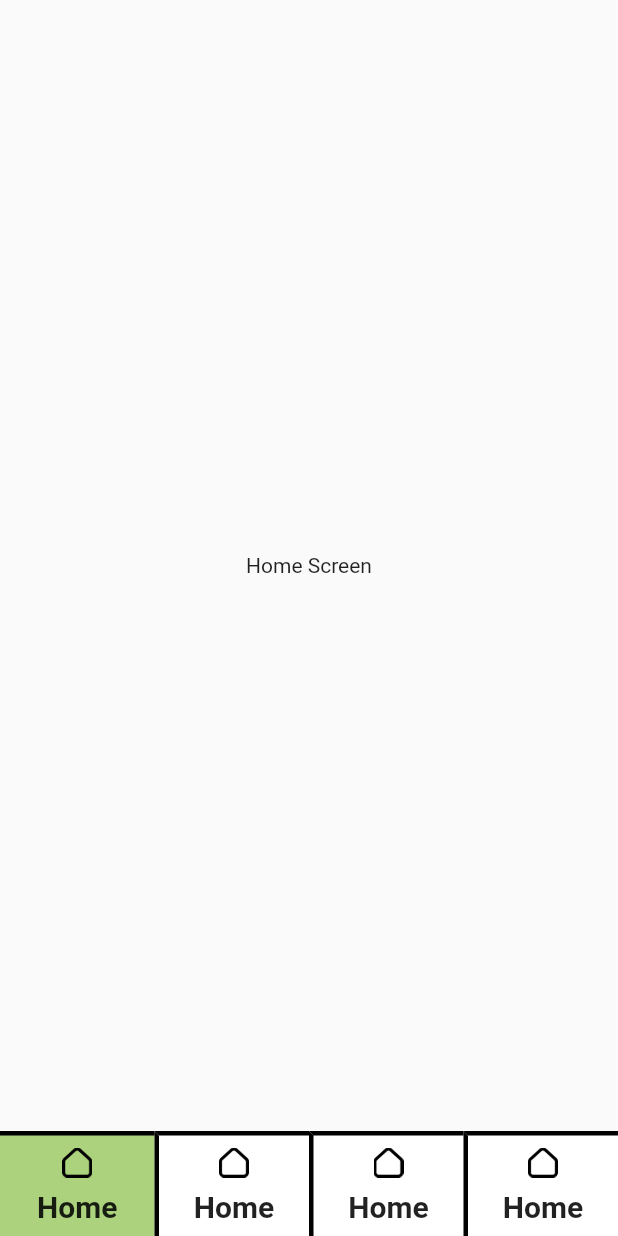
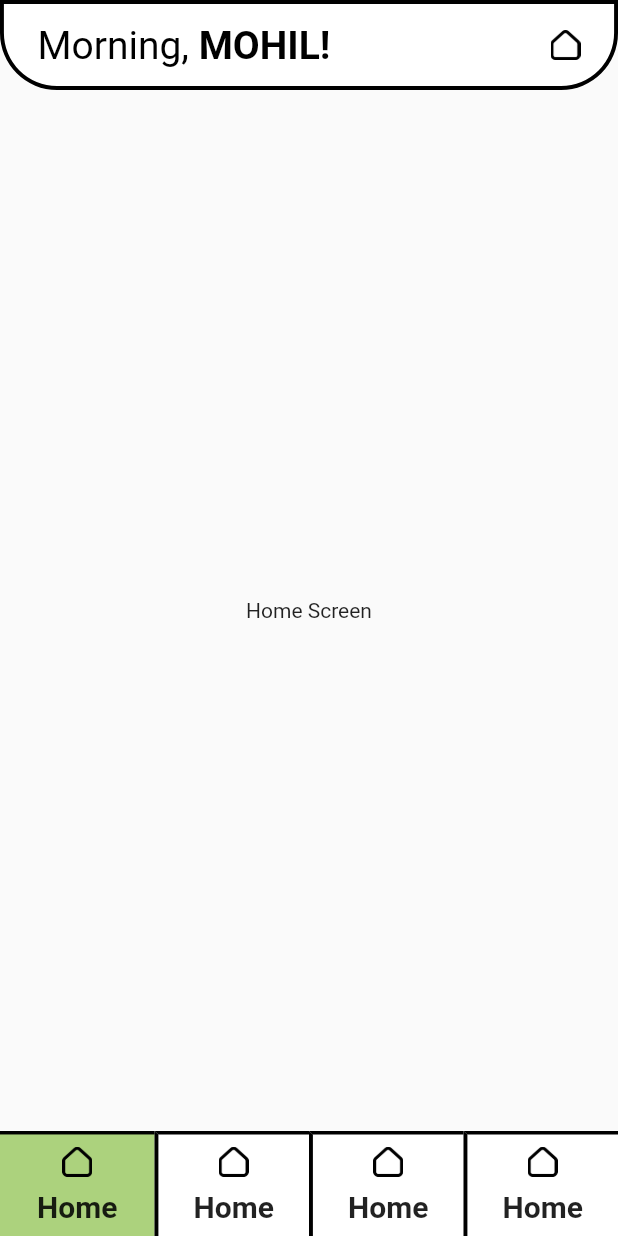
Before and after one commit to luciferro01/Eco-Club-RTU, a Flutter app: the screen it shows after launch, on a phone screen of 412 x 824 dp. Run offline on Flutter 3.47's test engine with Material 2 defaults, Android fonts, the phone set to English and light mode, and no system bars; our stand-ins replace flutter_riverpod.

Commit message:
Adding Customised App Bar to the App

```diff
--- a/lib/main.dart
+++ b/lib/main.dart
@@ -1,8 +1,18 @@
 import 'package:eco_club_mohil_version/view/screens/splash.dart';
 import 'package:flutter/material.dart';
+import 'package:flutter/services.dart';
 import 'package:flutter_riverpod/flutter_riverpod.dart';
 
 void main() {
+  SystemChrome.setPreferredOrientations([
+    DeviceOrientation.portraitDown,
+    DeviceOrientation.portraitUp,
+  ]);
+  SystemChrome.setSystemUIOverlayStyle(
+    const SystemUiOverlayStyle(
+      statusBarColor: Colors.transparent,
+    ),
+  );
   return runApp(
     const ProviderScope(
       child: MyApp(),
@@ -15,7 +25,8 @@ class MyApp extends StatelessWidget {
 
   @override
   Widget build(BuildContext context) {
-    return const MaterialApp(
+    return MaterialApp(
+      // theme: ThemeData(textTheme: TextTheme()),
       debugShowCheckedModeBanner: false,
       home: SplashScreen(),
     );
--- /dev/null
+++ b/lib/utils/constants.dart
@@ -0,0 +1,20 @@
+import 'package:flutter/material.dart';
+
+class ColorConstant {
+  static const Color mainColor = Color(0xFFACD27D);
+
+  static const Color lightMainColor = Color(0xFFC4E0A5);
+
+  static const Color darkMainColor = Color(0xFF508E8B);
+
+  static const Color blackColor = Color(0xFF000000);
+
+  static const Color whiteBackgroundColor = Color(0xFFFFFFFF);
+
+  static const Color backgroundColor = Color(0xFFFFF8E1);
+}
+
+class Constants {
+  static const double defaultLineWeight = 2.6;
+  static const double defaultRadius = 38;
+}
--- a/lib/view/screens/home.dart
+++ b/lib/view/screens/home.dart
@@ -1,3 +1,4 @@
+import 'package:eco_club_mohil_version/view/widgets/custom_app_bar.dart';
 import 'package:flutter/material.dart';
 
 class HomeScreen extends StatelessWidget {
@@ -5,7 +6,8 @@ class HomeScreen extends StatelessWidget {
 
   @override
   Widget build(BuildContext context) {
-    return const Scaffold(
+    return Scaffold(
+      appBar: customAppBar(isFirstPage: false, label: 'MOHIL'),
       body: const Center(
         child: Text('Home Screen'),
       ),
--- a/lib/view/screens/mother.dart
+++ b/lib/view/screens/mother.dart
@@ -13,8 +13,7 @@ class MotherScreen extends StatelessWidget {
 
   @override
   Widget build(BuildContext context) {
-    return SafeArea(
-      child: Scaffold(
+    return Scaffold(
       body: Consumer(
         builder: (context, ref, child) {
           final currentItem = ref.watch(currentNavItemProvider);
@@ -31,7 +30,6 @@ class MotherScreen extends StatelessWidget {
             selectedItem: currentItem,
           );
         },
-        ),
       ),
     );
   }
--- /dev/null
+++ b/lib/view/widgets/custom_app_bar.dart
@@ -0,0 +1,77 @@
+import 'package:flutter/material.dart';
+
+import '../../utils/constants.dart';
+
+PreferredSizeWidget customAppBar({
+  required bool isFirstPage,
+  required String label,
+  BuildContext? context,
+}) {
+  return AppBar(
+    shadowColor: Colors.transparent,
+    toolbarHeight: 60,
+    shape: const RoundedRectangleBorder(
+      side: BorderSide(
+          color: ColorConstant.blackColor, width: Constants.defaultLineWeight),
+      borderRadius: BorderRadius.only(
+        bottomLeft: Radius.circular(Constants.defaultRadius),
+        bottomRight: Radius.circular(Constants.defaultRadius),
+      ),
+    ),
+    backgroundColor: ColorConstant.whiteBackgroundColor,
+    leading: isFirstPage
+        ? GestureDetector(
+            onTap: () => Navigator.of(context!).pop(),
+            child: const Icon(
+              Icons.arrow_back_ios_rounded,
+              size: 30,
+              color: ColorConstant.blackColor,
+            ),
+          )
+        : null,
+    actions: [
+      Expanded(
+        child: Padding(
+          // width: 390,
+          padding: isFirstPage
+              ? const EdgeInsets.only(left: 50, right: 25)
+              : const EdgeInsets.symmetric(horizontal: 25),
+          child: Row(
+            crossAxisAlignment: CrossAxisAlignment.center,
+            mainAxisAlignment: MainAxisAlignment.spaceBetween,
+            children: [
+              Row(
+                crossAxisAlignment: CrossAxisAlignment.center,
+                children: [
+                  const Text(
+                    'Morning, ',
+                    style: TextStyle(
+                      fontSize: 26,
+                      color: Colors.black,
+                    ),
+                  ),
+                  Text(
+                    '$label!',
+                    style: const TextStyle(
+                      fontSize: 26,
+                      color: Colors.black,
+                      fontWeight: FontWeight.bold,
+                    ),
+                  )
+                ],
+              ),
+              InkWell(
+                onTap: () {},
+                child: const Image(
+                  image: AssetImage('assets/bottomImages/house.png'),
+                  height: 20,
+                  width: 20,
+                ),
+              )
+            ],
+          ),
+        ),
+      )
+    ],
+  );
+}
--- a/lib/view/widgets/custom_bottom_navigation_bar.dart
+++ b/lib/view/widgets/custom_bottom_navigation_bar.dart
@@ -1,4 +1,5 @@
 import 'package:eco_club_mohil_version/controllers/bottom_tab_bar_provider.dart';
+import 'package:eco_club_mohil_version/utils/constants.dart';
 import 'package:flutter/material.dart';
 
 class CustomBottomNavigationBar extends StatelessWidget {
@@ -17,12 +18,16 @@ class CustomBottomNavigationBar extends StatelessWidget {
       String label, String image, bool isUtmostLeft, bool isSelected) {
     return Container(
       decoration: BoxDecoration(
-        color: isSelected ? Color(0xFFACD27D) : const Color(0xFFFFFFFF),
+        color: isSelected
+            ? ColorConstant.mainColor
+            : ColorConstant.whiteBackgroundColor,
         border: Border(
           left: !isUtmostLeft
-              ? const BorderSide(color: Colors.black, width: 3)
+              ? const BorderSide(
+                  color: Colors.black, width: Constants.defaultLineWeight)
               : BorderSide.none,
-          top: const BorderSide(color: Colors.black, width: 3),
+          top: const BorderSide(
+              color: Colors.black, width: Constants.defaultLineWeight - 0.3),
         ),
       ),
       height: 70,
```
Lines whose indentation alone changed are shown as unchanged.
